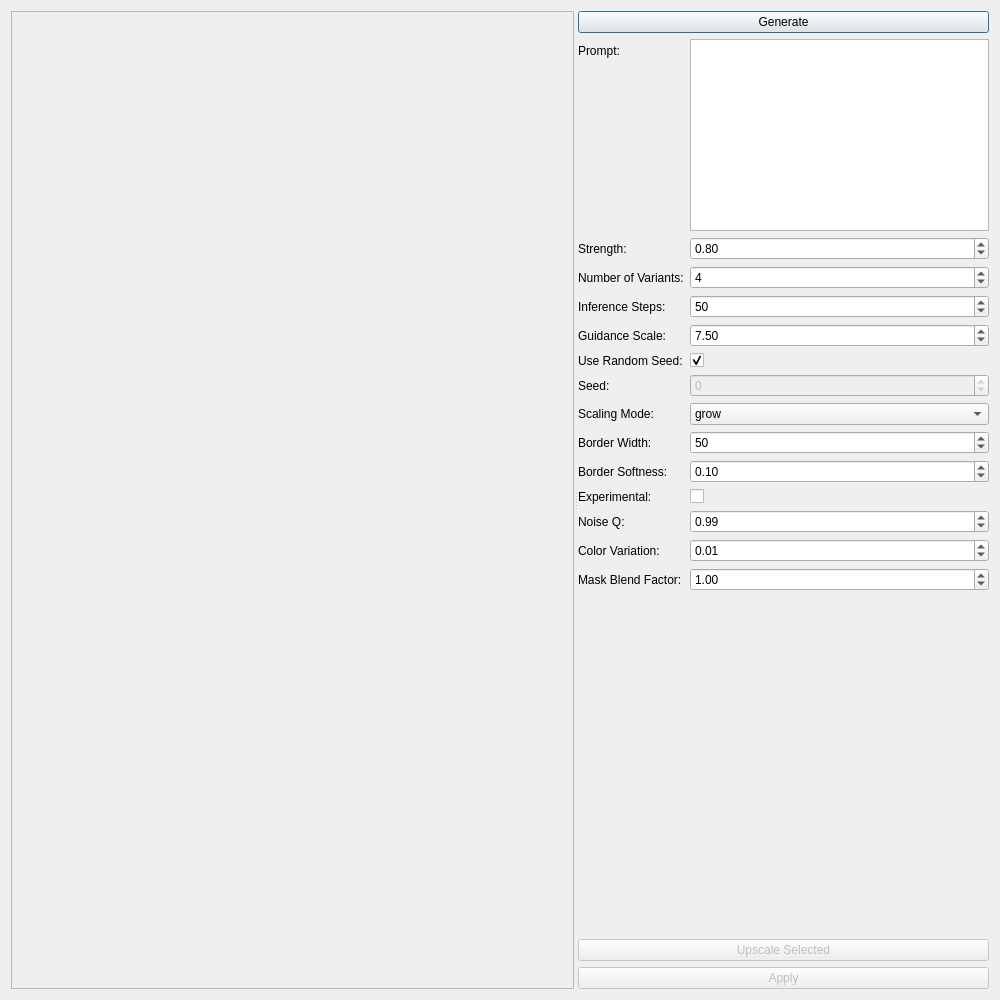
Above: image_ai_utils/common/ui/diffusion_dialog.ui from sumpeanut/image-ai-utils-krita before the change. Below: the same form after it.
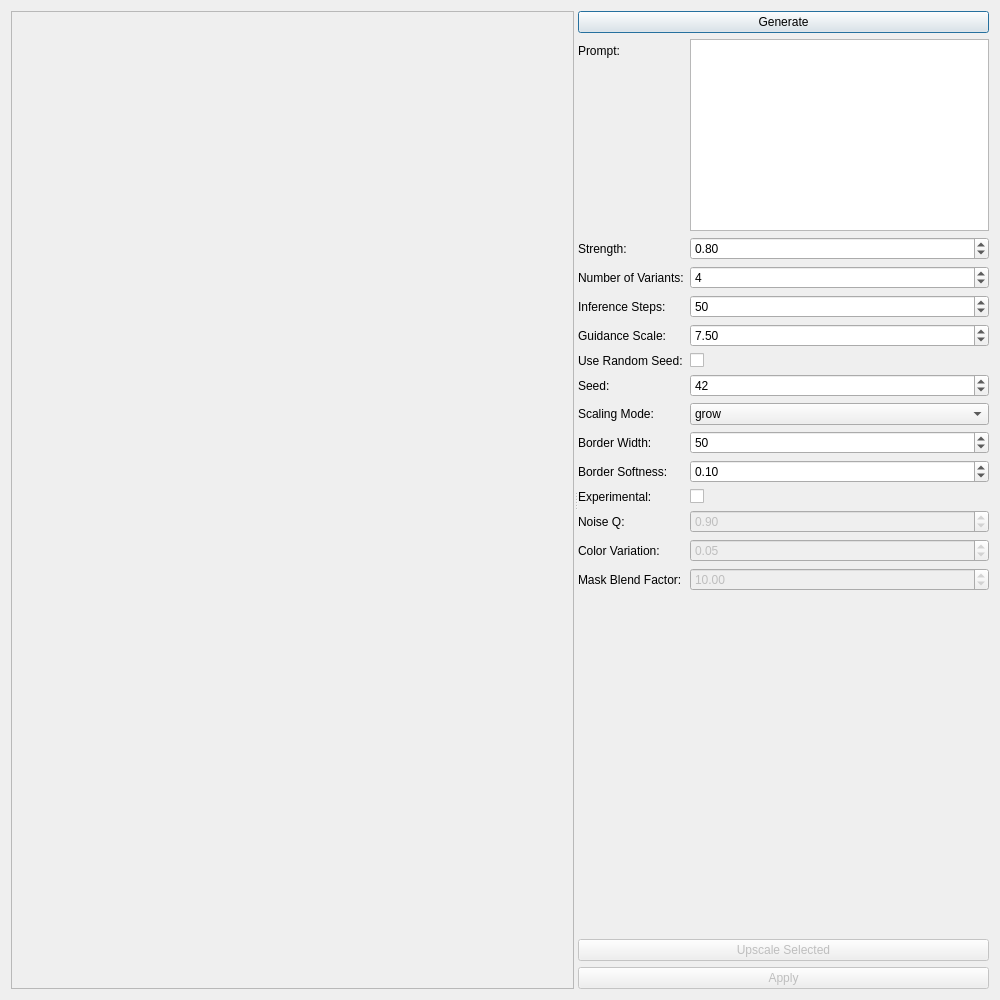
That is the form after the change.

```diff
--- a/image_ai_utils/common/ui/diffusion_dialog.ui
+++ b/image_ai_utils/common/ui/diffusion_dialog.ui
@@ -196,7 +196,7 @@
             <string/>
            </property>
            <property name="checked">
-            <bool>true</bool>
+            <bool>false</bool>
            </property>
           </widget>
          </item>
@@ -210,7 +210,7 @@
          <item row="6" column="1">
           <widget class="QSpinBox" name="seed_spin_box">
            <property name="enabled">
-            <bool>false</bool>
+            <bool>true</bool>
            </property>
            <property name="minimum">
             <number>-1000000</number>
@@ -218,6 +218,9 @@
            <property name="maximum">
             <number>1000000</number>
            </property>
+           <property name="value">
+            <number>42</number>
+           </property>
           </widget>
          </item>
          <item row="0" column="1">
@@ -330,34 +333,40 @@
             <string>Noise Q:</string></property></widget></item>
          <item row="11" column="1">
           <widget class="QDoubleSpinBox" name="noise_q_double_spin_box">
+           <property name="enabled">
+            <bool>false</bool></property>
            <property name="maximum">
             <double>1.000000000000000</double></property>
            <property name="singleStep">
             <double>0.100000000000000</double></property>
            <property name="value">
-            <double>0.990000000000000</double></property></widget></item>
+            <double>0.900000000000000</double></property></widget></item>
          <item row="12" column="0">
           <widget class="QLabel" name="color_variation_label"><property name="text">
             <string>Color Variation:</string></property></widget></item>
          <item row="12" column="1">
           <widget class="QDoubleSpinBox" name="color_variation_double_spin_box">
+           <property name="enabled">
+            <bool>false</bool></property>
            <property name="maximum">
             <double>1.000000000000000</double></property>
            <property name="singleStep">
             <double>0.100000000000000</double></property>
            <property name="value">
-            <double>0.010000000000000</double></property></widget></item>
+            <double>0.050000000000000</double></property></widget></item>
          <item row="13" column="0">
           <widget class="QLabel" name="mask_blend_factor_label"><property name="text">
             <string>Mask Blend Factor:</string></property></widget></item>
          <item row="13" column="1">
           <widget class="QDoubleSpinBox" name="mask_blend_factor_double_spin_box">
+           <property name="enabled">
+            <bool>false</bool></property>
            <property name="maximum">
             <double>100.000000000000000</double></property>
            <property name="singleStep">
             <double>1.00000000000000</double></property>
            <property name="value">
-            <double>1.000000000000000</double></property></widget></item>           
+            <double>10.000000000000000</double></property></widget></item>           
         </layout>
        </item>
        <item>
```
